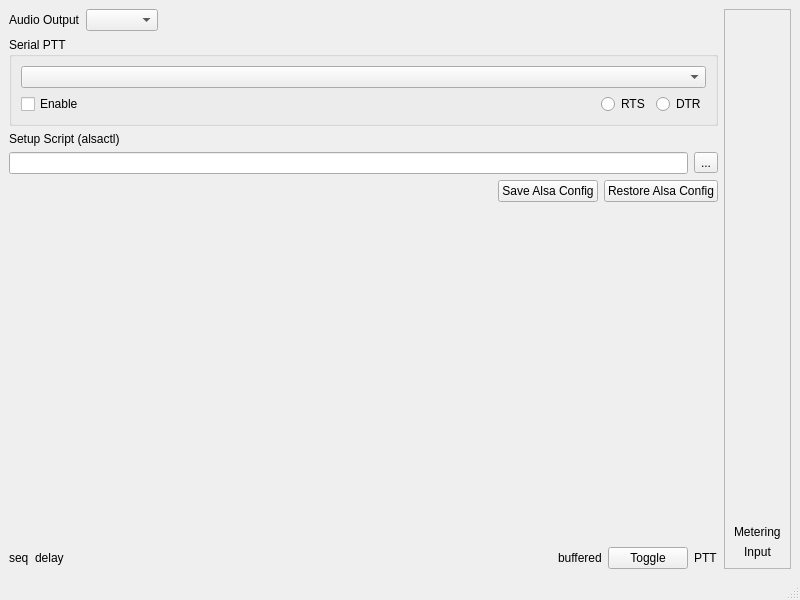
Above: mqt/MqtKeyerProxy/kpmainwindow.ui from Rsclub22/Minos2-Mirror before the change. Below: the same form after it.
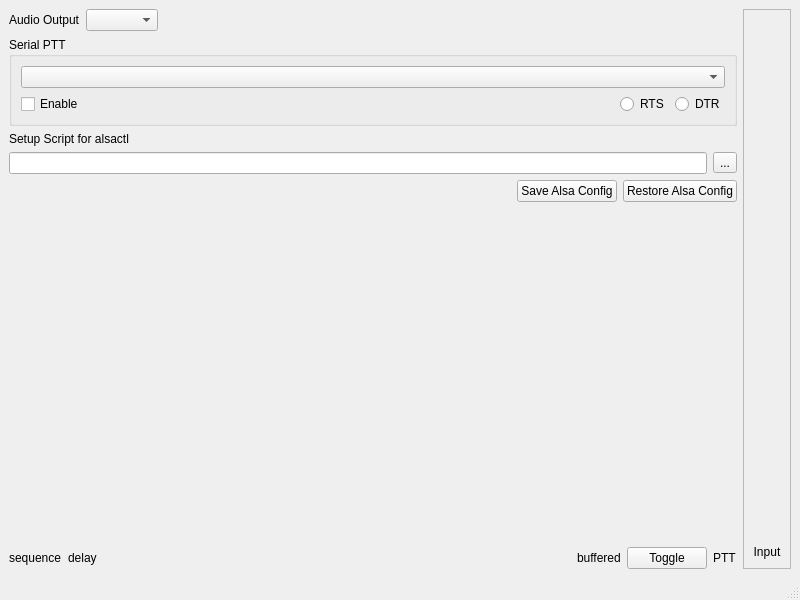
That is the form after the change. Custom widgets are drawn as their Qt base class.

The edit to the form file:
```diff
--- a/mqt/MqtKeyerProxy/kpmainwindow.ui
+++ b/mqt/MqtKeyerProxy/kpmainwindow.ui
@@ -109,7 +109,7 @@
         <item>
          <widget class="QLabel" name="label">
           <property name="text">
-           <string>Setup Script (alsactl)</string>
+           <string>Setup Script for alsactl</string>
           </property>
          </widget>
         </item>
@@ -178,7 +178,7 @@
         <item>
          <widget class="QLabel" name="seqLabel">
           <property name="text">
-           <string>seq</string>
+           <string>sequence</string>
           </property>
          </widget>
         </item>
@@ -248,13 +248,6 @@
            </property>
           </widget>
          </item>
-         <item>
-          <widget class="QLabel" name="label_10">
-           <property name="text">
-            <string>Metering</string>
-           </property>
-          </widget>
-         </item>
          <item>
           <widget class="QLabel" name="levelLabel">
            <property name="text">
```
Left out of the diff: 2 changed lines with no effect on the pictures.
